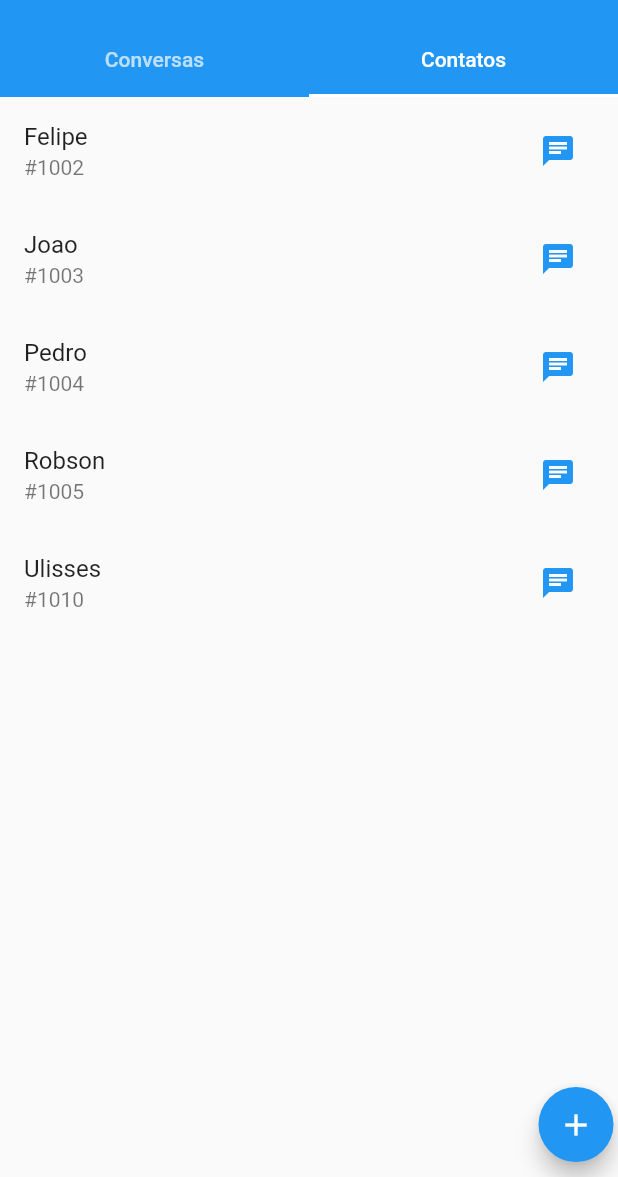
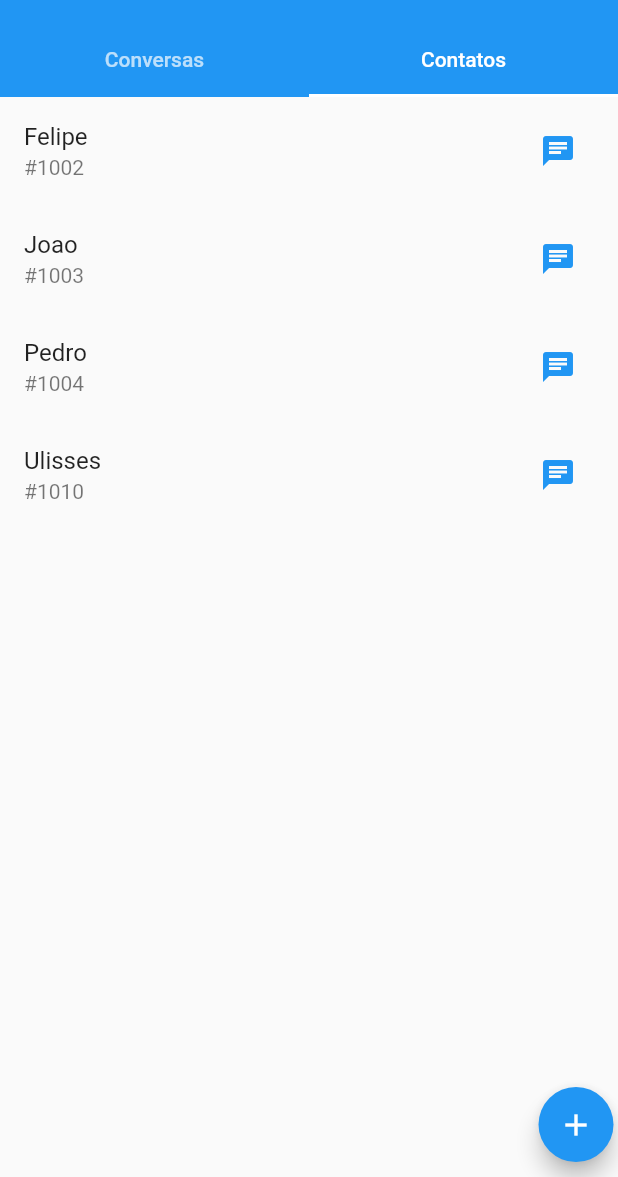
Before and after one commit to davi133/app-mensagens-si700, a Flutter app: the Home screen opened directly, tab 2 chosen, on a phone screen of 412 x 824 dp, the part 59-1236 px from its top. Run offline on Flutter 3.47's test engine with Material 2 defaults, Android fonts, the phone set to English and light mode, and no system bars; key blocks and very long unbroken strings in the code were emptied for the run.

Commit message:
tirei contato do robson para a demo

```diff
--- a/lib/Dados/contactList.dart
+++ b/lib/Dados/contactList.dart
@@ -4,7 +4,7 @@ var contactList = [
   Contato("Felipe", 1002),
   Contato("Joao", 1003),
   Contato("Pedro", 1004),
-  Contato("Robson", 1005),
+  //Contato("Robson", 1005),
   Contato("Ulisses", 1010)
 ];
 
```
